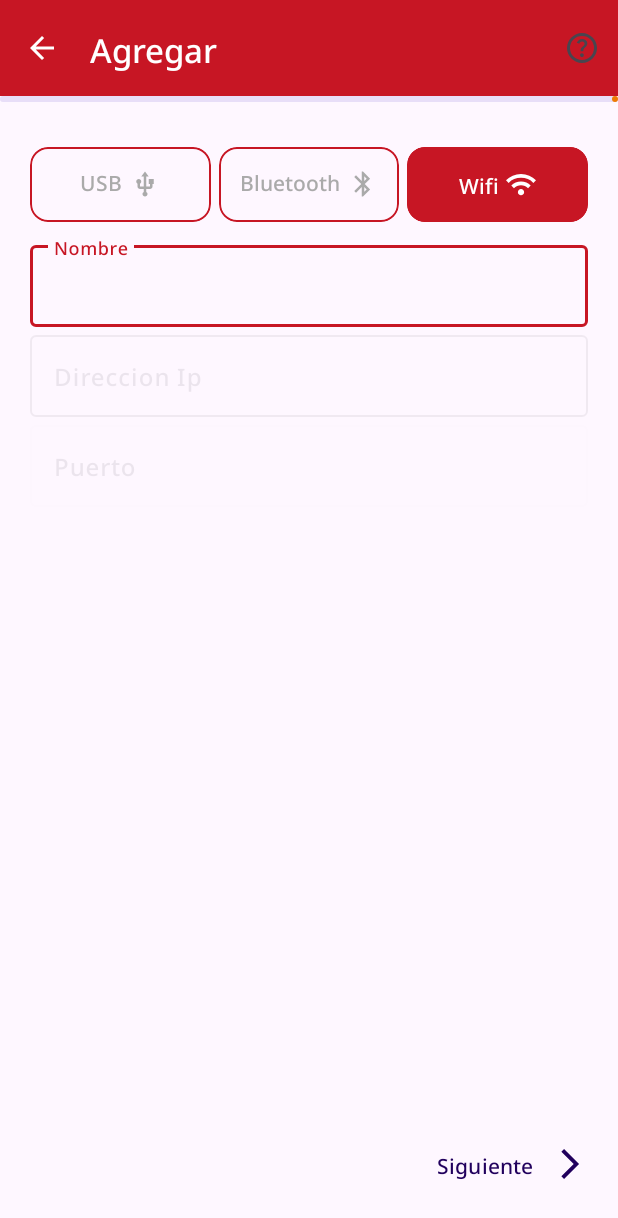
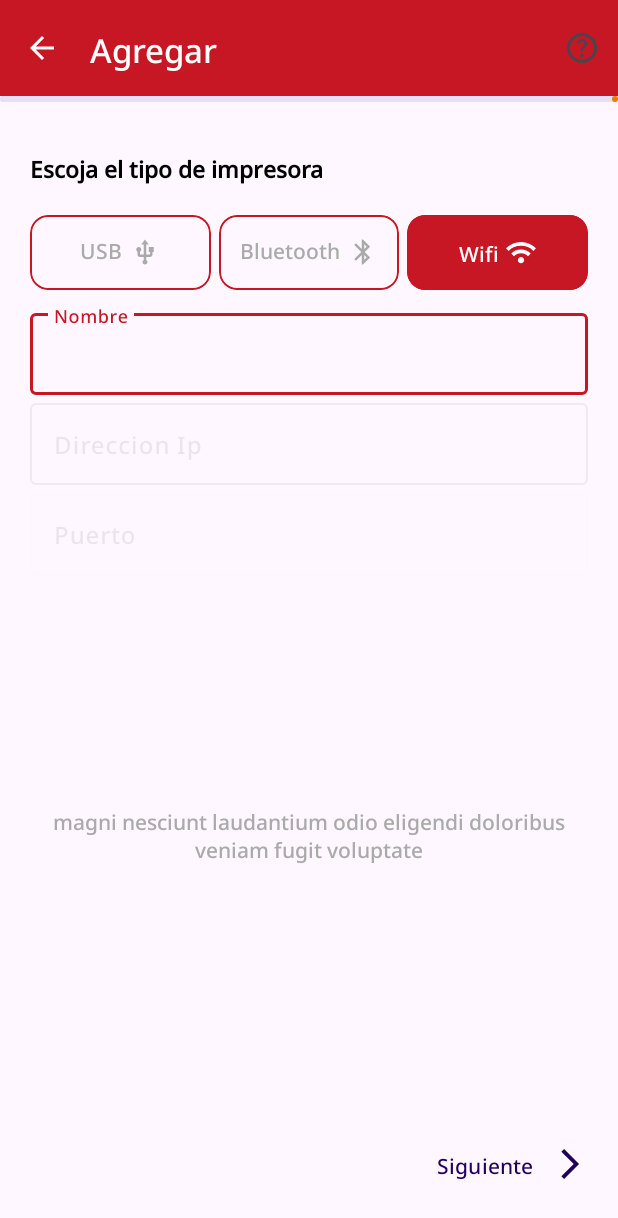
Before and after one commit to AriosaWanqara/printers-mobile, an Android app: the PrinterTypeFragment screen opened directly, with no data from a screen before it, on a phone screen of 412 x 824 dp. Shown: the top 1218 px of the screen. Run offline under Robolectric (Android 15) with nearby library versions, the phone set to English and light mode, and no system bars; our stand-ins replace Dagger/Hilt's generated code; 1 statement that could not run was skipped.

Commit message:
add text in advance form

```diff
--- a/app/src/main/res/layout/fragment_printer_type.xml
+++ b/app/src/main/res/layout/fragment_printer_type.xml
@@ -9,21 +9,31 @@
     <androidx.constraintlayout.widget.ConstraintLayout
         android:layout_width="match_parent"
         android:layout_height="0dp"
+        android:paddingHorizontal="20dp"
+        android:paddingTop="30dp"
         app:layout_constraintBottom_toTopOf="@+id/constraintLayout3"
         app:layout_constraintEnd_toEndOf="parent"
         app:layout_constraintStart_toStartOf="parent"
         app:layout_constraintTop_toTopOf="parent">
-
+        <TextView
+            android:id="@+id/tvAdvanceTitle"
+            app:layout_constraintTop_toTopOf="parent"
+            android:textColor="@color/textPrimary"
+            android:textStyle="bold"
+            android:textSize="15sp"
+            app:layout_constraintStart_toStartOf="parent"
+            android:text="@string/advance_title_1"
+            android:layout_width="wrap_content"
+            android:layout_height="wrap_content"/>
         <androidx.constraintlayout.widget.ConstraintLayout
             android:id="@+id/materialCardView"
+            android:layout_marginTop="18dp"
             android:layout_width="match_parent"
             android:layout_height="wrap_content"
-            android:layout_marginTop="30dp"
             android:layout_marginBottom="10dp"
-            android:paddingHorizontal="20dp"
             app:layout_constraintEnd_toEndOf="parent"
             app:layout_constraintStart_toStartOf="parent"
-            app:layout_constraintTop_toTopOf="parent">
+            app:layout_constraintTop_toBottomOf="@+id/tvAdvanceTitle">
 
             <com.google.android.material.card.MaterialCardView
                 android:id="@+id/cvUSB"
@@ -35,11 +45,9 @@
                 app:layout_constraintStart_toStartOf="parent"
                 app:layout_constraintTop_toTopOf="parent"
                 app:strokeColor="@color/primary">
-
                 <FrameLayout
                     android:layout_width="match_parent"
                     android:layout_height="50dp">
-
                     <LinearLayout
                         android:layout_width="wrap_content"
                         android:layout_height="wrap_content"
@@ -150,11 +158,11 @@
         </androidx.constraintlayout.widget.ConstraintLayout>
 
         <LinearLayout
+            android:id="@+id/linearLayout"
             android:layout_width="match_parent"
             android:layout_height="wrap_content"
             android:layout_marginTop="10dp"
             android:orientation="vertical"
-            android:paddingHorizontal="20dp"
             app:layout_constraintEnd_toEndOf="parent"
             app:layout_constraintStart_toStartOf="parent"
             app:layout_constraintTop_toBottomOf="@+id/materialCardView">
@@ -198,6 +206,17 @@
                     android:inputType="number" />
             </com.google.android.material.textfield.TextInputLayout>
         </LinearLayout>
+
+        <TextView
+            android:text="@string/advance_content_1"
+            android:textAlignment="center"
+            android:textColor="@android:color/darker_gray"
+            android:layout_width="wrap_content"
+            android:layout_height="wrap_content"
+            app:layout_constraintBottom_toBottomOf="parent"
+            app:layout_constraintEnd_toEndOf="parent"
+            app:layout_constraintStart_toStartOf="parent"
+            app:layout_constraintTop_toBottomOf="@+id/linearLayout" />
     </androidx.constraintlayout.widget.ConstraintLayout>
 
 
--- a/app/src/main/res/values/strings.xml
+++ b/app/src/main/res/values/strings.xml
@@ -8,7 +8,15 @@
     <!--  ONBOARDING CONTENT  -->
     <string name="onboarding_content_1">Lorem ipsum dolor sit amet, consectetur adipisicing elit. Accusamus, nisi</string>
     <string name="onboarding_content_2">magni nesciunt laudantium odio eligendi doloribus veniam fugit voluptate</string>
-    <!-- TODO: Remove or change this placeholder text -->
-    <string name="hello_blank_fragment">Hello blank fragment</string>
 
+    <!--    Advance add printer form titles-->
+    <string name="advance_title_1">Escoja el tipo de impresora</string>
+    <string name="advance_title_2">Cantidad de caracteres</string>
+    <string name="advance_title_3">Numero de copias</string>
+    <string name="advance_title_4">Que tipo de documento desea imprimir</string>
+
+    <!--    Advance add printer form content-->
+    <string name="advance_content_1">magni nesciunt laudantium odio eligendi doloribus veniam fugit voluptate</string>
+    <string name="advance_content_2">magni nesciunt laudantium odio eligendi doloribus veniam fugit voluptate</string>
+    <string name="advance_content_3">Lorem ipsum dolor sit amet, consectetur adipisicing elit. Accusamus, nisi</string>
 </resources>
```
Also changed, not shown: app/src/main/res/layout/fragment_printer_config.xml (+70 -37 lines), app/src/main/res/layout/fragment_printer_copy_number.xml (+24 -2 lines), app/src/main/res/layout/fragment_printer_document_type.xml (+15 -3 lines).
